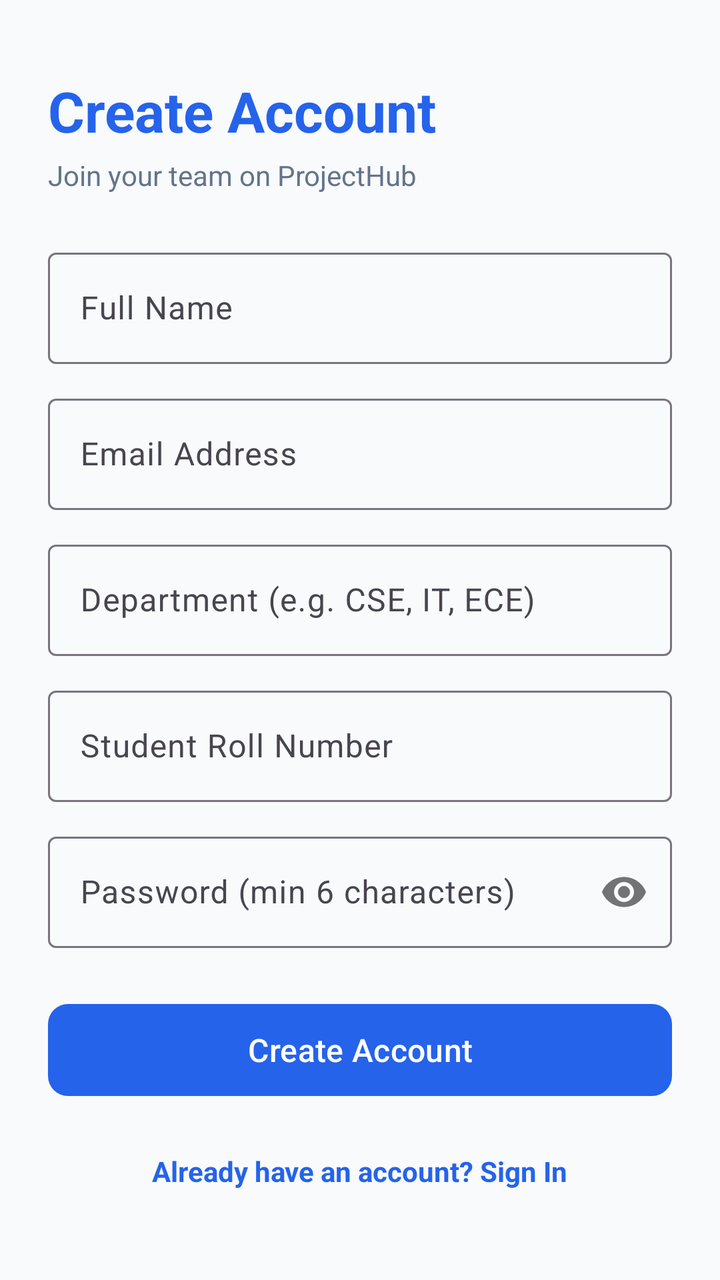
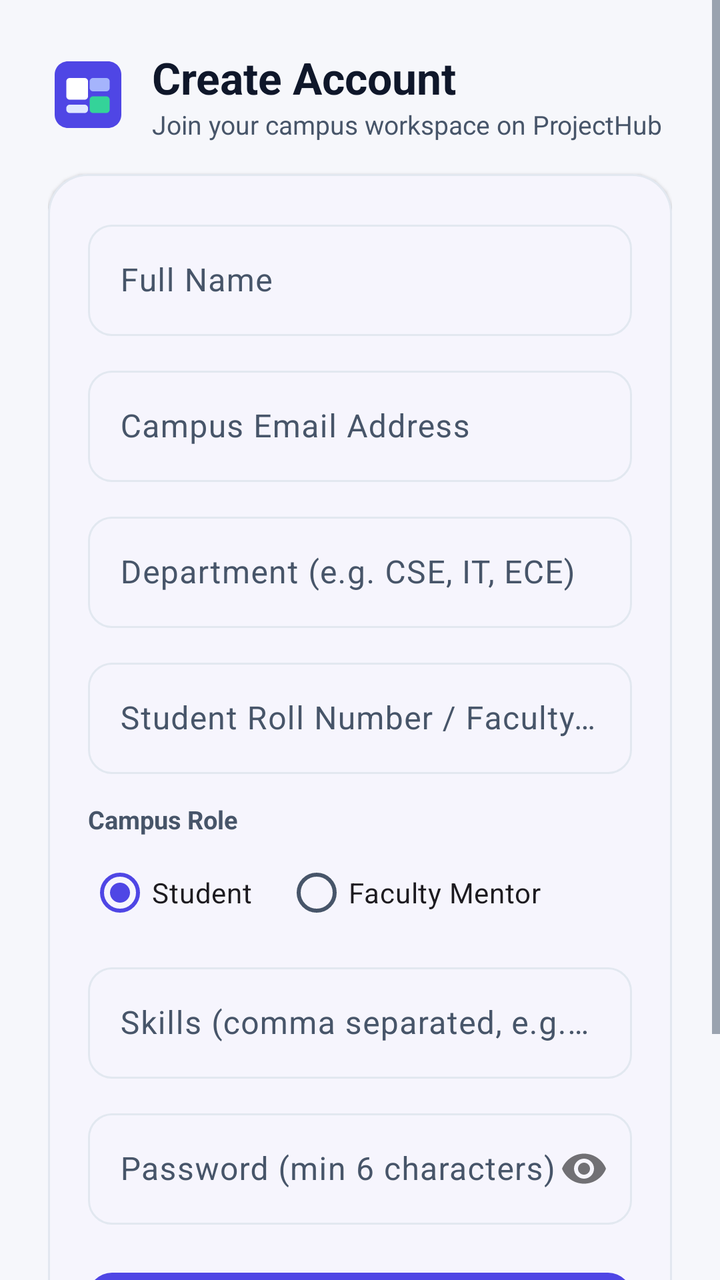

Compare the two renders of this Android layout. The source of the first and the diff that turns it into the second are given below.
<!-- AndroidManifest.xml: application theme Theme.ProjectHub -->
<!-- res/layout/activity_register.xml -->
<?xml version="1.0" encoding="utf-8"?>
<ScrollView 
    xmlns:android="http://schemas.android.com/apk/res/android"
    xmlns:app="http://schemas.android.com/apk/res-auto"
    android:layout_width="match_parent"
    android:layout_height="match_parent"
    android:fillViewport="true"
    android:background="@color/background">

    <LinearLayout
        android:layout_width="match_parent"
        android:layout_height="wrap_content"
        android:orientation="vertical"
        android:padding="24dp"
        android:gravity="center_vertical">

        <TextView
            android:layout_width="wrap_content"
            android:layout_height="wrap_content"
            android:text="Create Account"
            android:textSize="28sp"
            android:textStyle="bold"
            android:textColor="@color/primary" />

        <TextView
            android:layout_width="wrap_content"
            android:layout_height="wrap_content"
            android:layout_marginTop="4dp"
            android:text="Join your team on ProjectHub"
            android:textSize="14sp"
            android:textColor="@color/text_secondary" />

        <com.google.android.material.textfield.TextInputLayout
            android:layout_width="match_parent"
            android:layout_height="wrap_content"
            android:layout_marginTop="24dp"
            style="@style/Widget.Material3.TextInputLayout.OutlinedBox">

            <com.google.android.material.textfield.TextInputEditText
                android:id="@+id/etName"
                android:layout_width="match_parent"
                android:layout_height="wrap_content"
                android:hint="Full Name"
                android:inputType="textPersonName" />
        </com.google.android.material.textfield.TextInputLayout>

        <com.google.android.material.textfield.TextInputLayout
            android:layout_width="match_parent"
            android:layout_height="wrap_content"
            android:layout_marginTop="12dp"
            style="@style/Widget.Material3.TextInputLayout.OutlinedBox">

            <com.google.android.material.textfield.TextInputEditText
                android:id="@+id/etEmail"
                android:layout_width="match_parent"
                android:layout_height="wrap_content"
                android:hint="Email Address"
                android:inputType="textEmailAddress" />
        </com.google.android.material.textfield.TextInputLayout>

        <com.google.android.material.textfield.TextInputLayout
            android:layout_width="match_parent"
            android:layout_height="wrap_content"
            android:layout_marginTop="12dp"
            style="@style/Widget.Material3.TextInputLayout.OutlinedBox">

            <com.google.android.material.textfield.TextInputEditText
                android:id="@+id/etDepartment"
                android:layout_width="match_parent"
                android:layout_height="wrap_content"
                android:hint="Department (e.g. CSE, IT, ECE)"
                android:inputType="textCapCharacters" />
        </com.google.android.material.textfield.TextInputLayout>

        <com.google.android.material.textfield.TextInputLayout
            android:layout_width="match_parent"
            android:layout_height="wrap_content"
            android:layout_marginTop="12dp"
            style="@style/Widget.Material3.TextInputLayout.OutlinedBox">

            <com.google.android.material.textfield.TextInputEditText
                android:id="@+id/etRollNumber"
                android:layout_width="match_parent"
                android:layout_height="wrap_content"
                android:hint="Student Roll Number"
                android:inputType="textCapCharacters" />
        </com.google.android.material.textfield.TextInputLayout>

        <com.google.android.material.textfield.TextInputLayout
            android:layout_width="match_parent"
            android:layout_height="wrap_content"
            android:layout_marginTop="12dp"
            app:passwordToggleEnabled="true"
            style="@style/Widget.Material3.TextInputLayout.OutlinedBox">

            <com.google.android.material.textfield.TextInputEditText
                android:id="@+id/etPassword"
                android:layout_width="match_parent"
                android:layout_height="wrap_content"
                android:hint="Password (min 6 characters)"
                android:inputType="textPassword" />
        </com.google.android.material.textfield.TextInputLayout>

        <ProgressBar
            android:id="@+id/progressBar"
            android:layout_width="wrap_content"
            android:layout_height="wrap_content"
            android:layout_gravity="center"
            android:layout_marginTop="16dp"
            android:visibility="gone" />

        <com.google.android.material.button.MaterialButton
            android:id="@+id/btnRegister"
            android:layout_width="match_parent"
            android:layout_height="54dp"
            android:layout_marginTop="24dp"
            android:text="Create Account"
            android:textSize="16sp"
            app:cornerRadius="10dp" />

        <TextView
            android:id="@+id/tvGoToLogin"
            android:layout_width="wrap_content"
            android:layout_height="wrap_content"
            android:layout_gravity="center"
            android:layout_marginTop="16dp"
            android:text="Already have an account? Sign In"
            android:textColor="@color/primary"
            android:textStyle="bold"
            android:padding="8dp" />
    </LinearLayout>
</ScrollView>
<!-- resources referenced by this layout -->
<resources>
  <color name="background">#F8FAFC</color>
  <color name="primary">#2563EB</color>
  <color name="text_secondary">#64748B</color>
  <style name="Theme.ProjectHub" parent="Theme.Material3.DayNight.NoActionBar">
          <item name="colorPrimary">@color/primary</item>
          <item name="colorPrimaryDark">@color/primary_dark</item>
          <item name="colorSecondary">@color/accent</item>
          <item name="android:statusBarColor">@color/primary_dark</item>
          <item name="android:windowBackground">@color/background</item>
      </style>
  <color name="primary_dark">#1D4ED8</color>
  <color name="accent">#0D9488</color>
</resources>

<!-- the commit's change to res/layout/activity_register.xml (unified diff, before → after) -->
@@ -1,5 +1,5 @@
 <?xml version="1.0" encoding="utf-8"?>
-<ScrollView 
+<ScrollView
     xmlns:android="http://schemas.android.com/apk/res/android"
     xmlns:app="http://schemas.android.com/apk/res-auto"
     android:layout_width="match_parent"
@@ -11,112 +11,217 @@
         android:layout_width="match_parent"
         android:layout_height="wrap_content"
         android:orientation="vertical"
-        android:padding="24dp"
-        android:gravity="center_vertical">
-
-        <TextView
-            android:layout_width="wrap_content"
-            android:layout_height="wrap_content"
-            android:text="Create Account"
-            android:textSize="28sp"
-            android:textStyle="bold"
-            android:textColor="@color/primary" />
-
-        <TextView
-            android:layout_width="wrap_content"
-            android:layout_height="wrap_content"
-            android:layout_marginTop="4dp"
-            android:text="Join your team on ProjectHub"
-            android:textSize="14sp"
-            android:textColor="@color/text_secondary" />
-
-        <com.google.android.material.textfield.TextInputLayout
+        android:padding="24dp">
+
+        <LinearLayout
             android:layout_width="match_parent"
             android:layout_height="wrap_content"
-            android:layout_marginTop="24dp"
-            style="@style/Widget.Material3.TextInputLayout.OutlinedBox">
-
-            <com.google.android.material.textfield.TextInputEditText
-                android:id="@+id/etName"
+            android:orientation="horizontal"
+            android:gravity="center_vertical"
+            android:layout_marginBottom="16dp">
+
+            <ImageView
+                android:layout_width="40dp"
+                android:layout_height="40dp"
+                android:src="@drawable/ic_launcher_brand"
+                android:contentDescription="@string/app_name" />
+
+            <LinearLayout
+                android:layout_width="wrap_content"
+                android:layout_height="wrap_content"
+                android:layout_marginStart="12dp"
+                android:orientation="vertical">
+
+                <TextView
+                    android:layout_width="wrap_content"
+                    android:layout_height="wrap_content"
+                    android:text="Create Account"
+                    android:textSize="22sp"
+                    android:textStyle="bold"
+                    android:textColor="@color/text_primary" />
+
+                <TextView
+                    android:layout_width="wrap_content"
+                    android:layout_height="wrap_content"
+                    android:text="Join your campus workspace on ProjectHub"
+                    android:textSize="13sp"
+                    android:textColor="@color/text_secondary" />
+            </LinearLayout>
+        </LinearLayout>
+
+        <com.google.android.material.card.MaterialCardView
+            android:layout_width="match_parent"
+            android:layout_height="wrap_content"
+            app:cardCornerRadius="20dp"
+            app:cardElevation="1dp"
+            app:cardBackgroundColor="@color/surface"
+            app:strokeColor="@color/divider"
+            app:strokeWidth="1dp">
+
+            <LinearLayout
                 android:layout_width="match_parent"
                 android:layout_height="wrap_content"
-                android:hint="Full Name"
-                android:inputType="textPersonName" />
-        </com.google.android.material.textfield.TextInputLayout>
-
-        <com.google.android.material.textfield.TextInputLayout
-            android:layout_width="match_parent"
-            android:layout_height="wrap_content"
-            android:layout_marginTop="12dp"
-            style="@style/Widget.Material3.TextInputLayout.OutlinedBox">
-
-            <com.google.android.material.textfield.TextInputEditText
-                android:id="@+id/etEmail"
-                android:layout_width="match_parent"
-                android:layout_height="wrap_content"
-                android:hint="Email Address"
-                android:inputType="textEmailAddress" />
-        </com.google.android.material.textfield.TextInputLayout>
-
-        <com.google.android.material.textfield.TextInputLayout
-            android:layout_width="match_parent"
-            android:layout_height="wrap_content"
-            android:layout_marginTop="12dp"
-            style="@style/Widget.Material3.TextInputLayout.OutlinedBox">
-
-            <com.google.android.material.textfield.TextInputEditText
-                android:id="@+id/etDepartment"
-                android:layout_width="match_parent"
-                android:layout_height="wrap_content"
-                android:hint="Department (e.g. CSE, IT, ECE)"
-                android:inputType="textCapCharacters" />
-        </com.google.android.material.textfield.TextInputLayout>
-
-        <com.google.android.material.textfield.TextInputLayout
-            android:layout_width="match_parent"
-            android:layout_height="wrap_content"
-            android:layout_marginTop="12dp"
-            style="@style/Widget.Material3.TextInputLayout.OutlinedBox">
-
-            <com.google.android.material.textfield.TextInputEditText
-                android:id="@+id/etRollNumber"
-                android:layout_width="match_parent"
-                android:layout_height="wrap_content"
-                android:hint="Student Roll Number"
-                android:inputType="textCapCharacters" />
-        </com.google.android.material.textfield.TextInputLayout>
-
-        <com.google.android.material.textfield.TextInputLayout
-            android:layout_width="match_parent"
-            android:layout_height="wrap_content"
-            android:layout_marginTop="12dp"
-            app:passwordToggleEnabled="true"
-            style="@style/Widget.Material3.TextInputLayout.OutlinedBox">
-
-            <com.google.android.material.textfield.TextInputEditText
-                android:id="@+id/etPassword"
-                android:layout_width="match_parent"
-                android:layout_height="wrap_content"
-                android:hint="Password (min 6 characters)"
-                android:inputType="textPassword" />
-        </com.google.android.material.textfield.TextInputLayout>
-
-        <ProgressBar
-            android:id="@+id/progressBar"
-            android:layout_width="wrap_content"
-            android:layout_height="wrap_content"
-            android:layout_gravity="center"
-            android:layout_marginTop="16dp"
-            android:visibility="gone" />
-
-        <com.google.android.material.button.MaterialButton
-            android:id="@+id/btnRegister"
-            android:layout_width="match_parent"
-            android:layout_height="54dp"
-            android:layout_marginTop="24dp"
-            android:text="Create Account"
-            android:textSize="16sp"
-            app:cornerRadius="10dp" />
+                android:orientation="vertical"
+                android:padding="20dp">
+
+                <com.google.android.material.textfield.TextInputLayout
+                    android:layout_width="match_parent"
+                    android:layout_height="wrap_content"
+                    app:boxCornerRadiusTopStart="12dp"
+                    app:boxCornerRadiusTopEnd="12dp"
+                    app:boxCornerRadiusBottomStart="12dp"
+                    app:boxCornerRadiusBottomEnd="12dp"
+                    style="@style/Widget.Material3.TextInputLayout.OutlinedBox">
+
+                    <com.google.android.material.textfield.TextInputEditText
+                        android:id="@+id/etName"
+                        android:layout_width="match_parent"
+                        android:layout_height="wrap_content"
+                        android:hint="Full Name"
+                        android:inputType="textPersonName" />
+                </com.google.android.material.textfield.TextInputLayout>
+
+                <com.google.android.material.textfield.TextInputLayout
+                    android:layout_width="match_parent"
+                    android:layout_height="wrap_content"
+                    android:layout_marginTop="12dp"
+                    app:boxCornerRadiusTopStart="12dp"
+                    app:boxCornerRadiusTopEnd="12dp"
+                    app:boxCornerRadiusBottomStart="12dp"
+                    app:boxCornerRadiusBottomEnd="12dp"
+                    style="@style/Widget.Material3.TextInputLayout.OutlinedBox">
+
+                    <com.google.android.material.textfield.TextInputEditText
+                        android:id="@+id/etEmail"
+                        android:layout_width="match_parent"
+                        android:layout_height="wrap_content"
+                        android:hint="Campus Email Address"
+                        android:inputType="textEmailAddress" />
+                </com.google.android.material.textfield.TextInputLayout>
+
+                <com.google.android.material.textfield.TextInputLayout
+                    android:layout_width="match_parent"
+                    android:layout_height="wrap_content"
+                    android:layout_marginTop="12dp"
+                    app:boxCornerRadiusTopStart="12dp"
+                    app:boxCornerRadiusTopEnd="12dp"
+                    app:boxCornerRadiusBottomStart="12dp"
+                    app:boxCornerRadiusBottomEnd="12dp"
+                    style="@style/Widget.Material3.TextInputLayout.OutlinedBox">
+
+                    <com.google.android.material.textfield.TextInputEditText
+                        android:id="@+id/etDepartment"
+                        android:layout_width="match_parent"
+                        android:layout_height="wrap_content"
+                        android:hint="Department (e.g. CSE, IT, ECE)"
+                        android:inputType="textCapCharacters" />
+                </com.google.android.material.textfield.TextInputLayout>
+
+                <com.google.android.material.textfield.TextInputLayout
+                    android:layout_width="match_parent"
+                    android:layout_height="wrap_content"
+                    android:layout_marginTop="12dp"
+                    app:boxCornerRadiusTopStart="12dp"
+                    app:boxCornerRadiusTopEnd="12dp"
+                    app:boxCornerRadiusBottomStart="12dp"
+                    app:boxCornerRadiusBottomEnd="12dp"
+                    style="@style/Widget.Material3.TextInputLayout.OutlinedBox">
+
+                    <com.google.android.material.textfield.TextInputEditText
+                        android:id="@+id/etRollNumber"
+                        android:layout_width="match_parent"
+                        android:layout_height="wrap_content"
+                        android:hint="Student Roll Number / Faculty ID"
+                        android:inputType="textCapCharacters" />
+                </com.google.android.material.textfield.TextInputLayout>
+
+                <TextView
+                    android:layout_width="wrap_content"
+                    android:layout_height="wrap_content"
+                    android:layout_marginTop="14dp"
+                    android:text="Campus Role"
+                    android:textSize="12.5sp"
+                    android:textStyle="bold"
+                    android:textColor="@color/text_secondary" />
+
+                <RadioGroup
+                    android:id="@+id/rgRole"
+                    android:layout_width="match_parent"
+                    android:layout_height="wrap_content"
+                    android:orientation="horizontal"
+                    android:layout_marginTop="4dp">
+
+                    <RadioButton
+                        android:id="@+id/rbRoleStudent"
+                        android:layout_width="wrap_content"
+                        android:layout_height="wrap_content"
+                        android:text="Student"
+                        android:checked="true" />
+
+                    <RadioButton
+                        android:id="@+id/rbRoleFaculty"
+                        android:layout_width="wrap_content"
+                        android:layout_height="wrap_content"
+                        android:layout_marginStart="16dp"
+                        android:text="Faculty Mentor" />
+                </RadioGroup>
+
+                <com.google.android.material.textfield.TextInputLayout
+                    android:layout_width="match_parent"
+                    android:layout_height="wrap_content"
+                    android:layout_marginTop="8dp"
+                    app:boxCornerRadiusTopStart="12dp"
+                    app:boxCornerRadiusTopEnd="12dp"
+                    app:boxCornerRadiusBottomStart="12dp"
+                    app:boxCornerRadiusBottomEnd="12dp"
+                    style="@style/Widget.Material3.TextInputLayout.OutlinedBox">
+
+                    <com.google.android.material.textfield.TextInputEditText
+                        android:id="@+id/etSkills"
+                        android:layout_width="match_parent"
+                        android:layout_height="wrap_content"
+                        android:hint="Skills (comma separated, e.g. Android, ML, React)"
+                        android:inputType="text" />
+                </com.google.android.material.textfield.TextInputLayout>
+
+                <com.google.android.material.textfield.TextInputLayout
+                    android:layout_width="match_parent"
+                    android:layout_height="wrap_content"
+                    android:layout_marginTop="12dp"
+                    app:passwordToggleEnabled="true"
+                    app:boxCornerRadiusTopStart="12dp"
+                    app:boxCornerRadiusTopEnd="12dp"
+                    app:boxCornerRadiusBottomStart="12dp"
+                    app:boxCornerRadiusBottomEnd="12dp"
+                    style="@style/Widget.Material3.TextInputLayout.OutlinedBox">
+
+                    <com.google.android.material.textfield.TextInputEditText
+                        android:id="@+id/etPassword"
+                        android:layout_width="match_parent"
+                        android:layout_height="wrap_content"
+                        android:hint="Password (min 6 characters)"
+                        android:inputType="textPassword" />
+                </com.google.android.material.textfield.TextInputLayout>
+
+                <ProgressBar
+                    android:id="@+id/progressBar"
+                    android:layout_width="wrap_content"
+                    android:layout_height="wrap_content"
+                    android:layout_gravity="center"
+                    android:layout_marginTop="16dp"
+                    android:visibility="gone" />
+
+                <com.google.android.material.button.MaterialButton
+                    android:id="@+id/btnRegister"
+                    android:layout_width="match_parent"
+                    android:layout_height="52dp"
+                    android:layout_marginTop="20dp"
+                    android:text="Create Account"
+                    android:textSize="15sp"
+                    android:textStyle="bold"
+                    app:cornerRadius="12dp" />
+            </LinearLayout>
+        </com.google.android.material.card.MaterialCardView>
 
         <TextView
             android:id="@+id/tvGoToLogin"
@@ -124,9 +229,11 @@
             android:layout_height="wrap_content"
             android:layout_gravity="center"
             android:layout_marginTop="16dp"
+            android:minHeight="48dp"
+            android:gravity="center"
             android:text="Already have an account? Sign In"
             android:textColor="@color/primary"
             android:textStyle="bold"
-            android:padding="8dp" />
+            android:paddingHorizontal="16dp" />
     </LinearLayout>
 </ScrollView>
<!-- resource entries referenced after the edit -->
@@ -1,16 +1,87 @@
 <!-- resources referenced by this layout -->
 <resources>
-  <color name="background">#F8FAFC</color>
-  <color name="primary">#2563EB</color>
-  <color name="text_secondary">#64748B</color>
+  <color name="background">#F6F7FB</color>
+  <color name="divider">#E2E8F0</color>
+  <color name="primary">#4F46E5</color>
+  <color name="surface">#FFFFFF</color>
+  <color name="text_primary">#0F172A</color>
+  <color name="text_secondary">#475569</color>
+  <!-- drawable ic_launcher_brand (drawable) -->
+  <?xml version="1.0" encoding="utf-8"?>
+  <vector xmlns:android="http://schemas.android.com/apk/res/android"
+      android:width="48dp"
+      android:height="48dp"
+      android:viewportWidth="48"
+      android:viewportHeight="48">
+      <path
+          android:fillColor="#4F46E5"
+          android:pathData="M12,4 L36,4 C40.42,4 44,7.58 44,12 L44,36 C44,40.42 40.42,44 36,44 L12,44 C7.58,44 4,40.42 4,36 L4,12 C4,7.58 7.58,4 12,4 Z" />
+      <path
+          android:fillColor="#FFFFFF"
+          android:pathData="M13,14 L22,14 C23.1,14 24,14.9 24,16 L24,25 C24,26.1 23.1,27 22,27 L13,27 C11.9,27 11,26.1 11,25 L11,16 C11,14.9 11.9,14 13,14 Z" />
+      <path
+          android:fillColor="#A5B4FC"
+          android:pathData="M27,14 L35,14 C36.1,14 37,14.9 37,16 L37,20 C37,21.1 36.1,22 35,22 L27,22 C25.9,22 25,21.1 25,20 L25,16 C25,14.9 25.9,14 27,14 Z" />
+      <path
+          android:fillColor="#34D399"
+          android:pathData="M27,25 L35,25 C36.1,25 37,25.9 37,27 L37,33 C37,34.1 36.1,35 35,35 L27,35 C25.9,35 25,34.1 25,33 L25,27 C25,25.9 25.9,25 27,25 Z" />
+      <path
+          android:fillColor="#E0E7FF"
+          android:pathData="M13,30 L22,30 C23.1,30 24,30.9 24,32 L24,33 C24,34.1 23.1,35 22,35 L13,35 C11.9,35 11,34.1 11,33 L11,32 C11,30.9 11.9,30 13,30 Z" />
+  </vector>
+  <string name="app_name">ProjectHub</string>
   <style name="Theme.ProjectHub" parent="Theme.Material3.DayNight.NoActionBar">
+          
           <item name="colorPrimary">@color/primary</item>
-          <item name="colorPrimaryDark">@color/primary_dark</item>
+          <item name="colorOnPrimary">@color/on_primary</item>
+          <item name="colorPrimaryContainer">@color/primary_light</item>
+          <item name="colorOnPrimaryContainer">@color/on_primary_container</item>
+  
+          
           <item name="colorSecondary">@color/accent</item>
-          <item name="android:statusBarColor">@color/primary_dark</item>
+          <item name="colorOnSecondary">@color/on_accent</item>
+          <item name="colorSecondaryContainer">@color/primary_light</item>
+          <item name="colorOnSecondaryContainer">@color/on_primary_container</item>
+  
+          
+          <item name="colorTertiary">@color/accent</item>
+          <item name="colorOnTertiary">@color/on_accent</item>
+          <item name="colorTertiaryContainer">@color/accent_light</item>
+          <item name="colorOnTertiaryContainer">@color/on_accent_container</item>
+  
+          
+          <item name="colorSurface">@color/surface</item>
+          <item name="colorOnSurface">@color/text_primary</item>
+          <item name="colorSurfaceVariant">@color/surface_variant</item>
+          <item name="colorOnSurfaceVariant">@color/text_secondary</item>
+          <item name="colorSurfaceContainerLowest">@color/surface</item>
+          <item name="colorSurfaceContainerLow">@color/background</item>
+          <item name="colorSurfaceContainer">@color/surface</item>
+          <item name="colorSurfaceContainerHigh">@color/surface_variant</item>
+          <item name="colorSurfaceContainerHighest">@color/surface_variant</item>
+          <item name="colorOutline">@color/divider</item>
+          <item name="colorOutlineVariant">@color/divider</item>
+  
+          
+          <item name="colorError">@color/priority_urgent</item>
+          <item name="colorOnError">@color/on_primary</item>
+  
+          
           <item name="android:windowBackground">@color/background</item>
+          <item name="android:statusBarColor">@color/surface</item>
+          <item name="android:windowLightStatusBar">true</item>
+          <item name="android:navigationBarColor">@color/surface</item>
+          <item name="android:textColorPrimary">@color/text_primary</item>
+          <item name="android:textColorSecondary">@color/text_secondary</item>
       </style>
-  <color name="primary_dark">#1D4ED8</color>
-  <color name="accent">#0D9488</color>
+  <color name="on_primary">#FFFFFF</color>
+  <color name="primary_light">#EEF2FF</color>
+  <color name="on_primary_container">#312E81</color>
+  <color name="accent">#059669</color>
+  <color name="on_accent">#FFFFFF</color>
+  <color name="accent_light">#ECFDF5</color>
+  <color name="on_accent_container">#065F46</color>
+  <color name="surface_variant">#EEF0F8</color>
+  <color name="priority_urgent">#DC2626</color>
 </resources>
 
